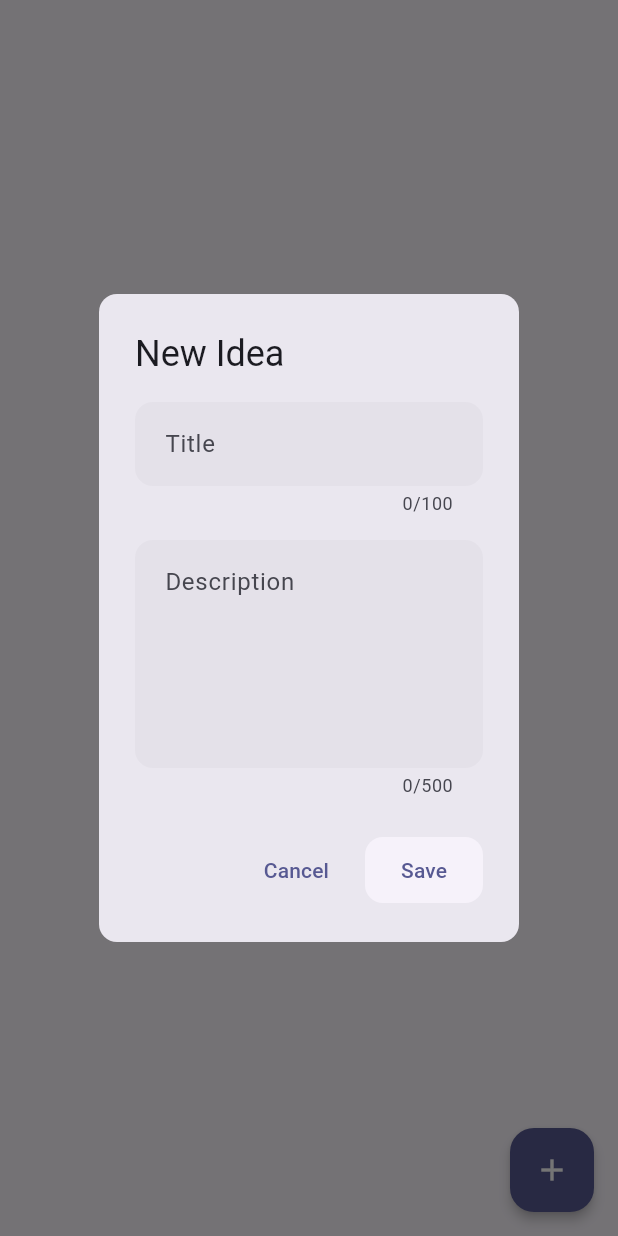
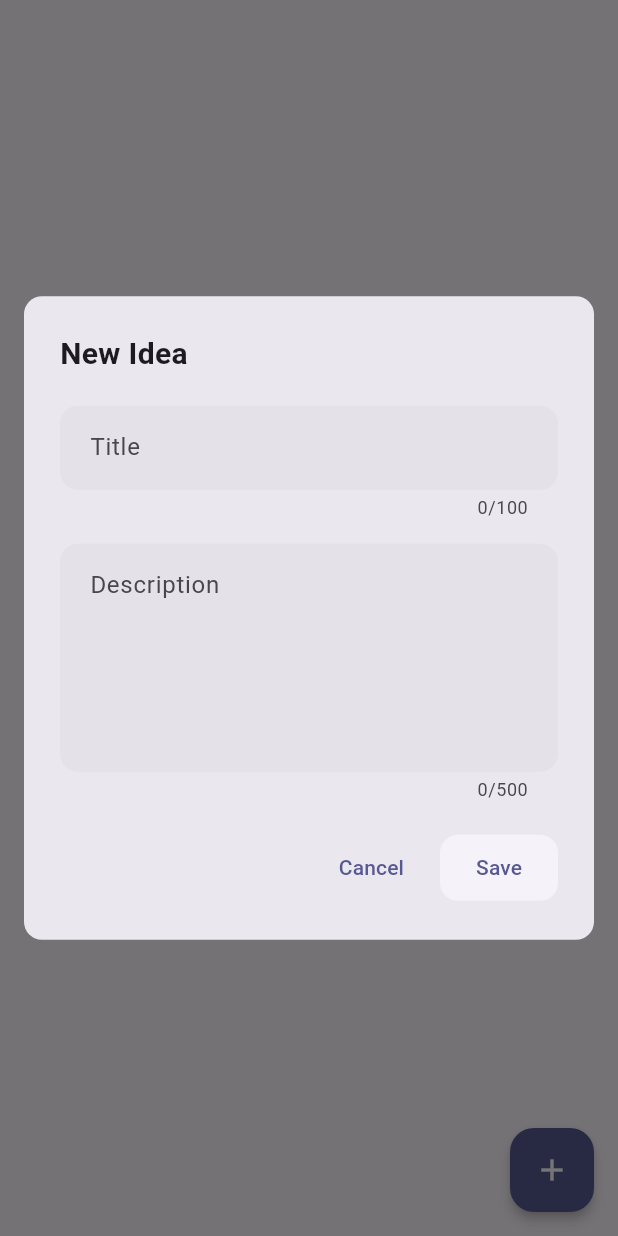
Before and after one commit to maduranga98/solid-octo-garbanzo, a Flutter app: the Ideas screen opened directly, after a tap on "Add First Idea", on a phone screen of 412 x 824 dp. Run offline on Flutter 3.47's test engine with Material 3 defaults, Android fonts, the phone set to English and light mode, and no system bars; our stand-ins replace cloud_firestore, country_picker, firebase_auth, firebase_core, firebase_crashlytics, firebase_messaging and 10 more; missing offline and left inert: flutter_quill; accounts and stored records are empty.

Commit message:
Fix keyboard overflow in idea dialog
- Changed from AlertDialog to Dialog for better layout control
- Added MediaQuery viewInsets to account for keyboard height
- Wrapped content in SingleChildScrollView with proper padding
- Fixes 43-pixel overflow issue when keyboard appears

```diff
--- a/lib/widgets/ideas.dart
+++ b/lib/widgets/ideas.dart
@@ -240,12 +240,29 @@ class Ideas extends ConsumerWidget {
 
     showDialog(
       context: context,
-      builder: (context) => AlertDialog(
-        title: Text(isEditing ? 'Edit Idea' : 'New Idea'),
-        content: SingleChildScrollView(
+      builder: (context) {
+        return Dialog(
+          shape: RoundedRectangleBorder(borderRadius: BorderRadius.circular(12)),
+          insetPadding: const EdgeInsets.symmetric(horizontal: 16, vertical: 24),
+          child: Padding(
+            padding: EdgeInsets.only(
+              bottom: MediaQuery.of(context).viewInsets.bottom,
+            ),
+            child: SingleChildScrollView(
+              child: Padding(
+                padding: const EdgeInsets.all(24),
                 child: Column(
                   mainAxisSize: MainAxisSize.min,
+                  crossAxisAlignment: CrossAxisAlignment.start,
                   children: [
+                    Text(
+                      isEditing ? 'Edit Idea' : 'New Idea',
+                      style: const TextStyle(
+                        fontSize: 20,
+                        fontWeight: FontWeight.w600,
+                      ),
+                    ),
+                    const SizedBox(height: 20),
                     TextField(
                       controller: titleController,
                       decoration: const InputDecoration(
@@ -269,15 +286,15 @@ class Ideas extends ConsumerWidget {
                       maxLines: 5,
                       maxLength: 500,
                     ),
-            ],
-          ),
-        ),
-        shape: RoundedRectangleBorder(borderRadius: BorderRadius.circular(12)),
-        actions: [
+                    const SizedBox(height: 20),
+                    Row(
+                      mainAxisAlignment: MainAxisAlignment.end,
+                      children: [
                         TextButton(
                           onPressed: () => Navigator.pop(context),
                           child: const Text('Cancel'),
                         ),
+                        const SizedBox(width: 8),
                         ElevatedButton(
                           onPressed: () {
                             final title = titleController.text.trim();
@@ -286,7 +303,9 @@ class Ideas extends ConsumerWidget {
                             if (title.isEmpty && description.isEmpty) {
                               ScaffoldMessenger.of(context).showSnackBar(
                                 const SnackBar(
-                    content: Text('Please add at least a title or description'),
+                                  content: Text(
+                                    'Please add at least a title or description',
+                                  ),
                                   backgroundColor: Colors.orange,
                                 ),
                               );
@@ -294,12 +313,24 @@ class Ideas extends ConsumerWidget {
                             }
 
                             Navigator.pop(context);
-              _saveIdea(context, title, description, ideaId: idea?['id']);
+                            _saveIdea(
+                              context,
+                              title,
+                              description,
+                              ideaId: idea?['id'],
+                            );
                           },
                           child: Text(isEditing ? 'Update' : 'Save'),
                         ),
                       ],
                     ),
+                  ],
+                ),
+              ),
+            ),
+          ),
+        );
+      },
     );
   }
 
```
Lines whose indentation alone changed are shown as unchanged.
